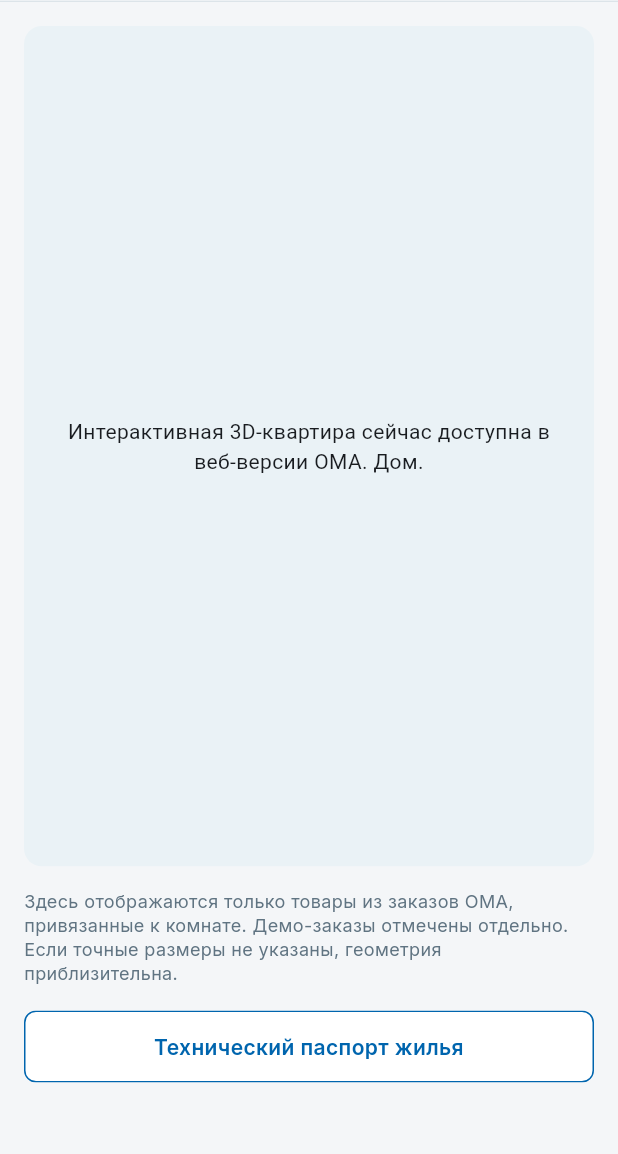
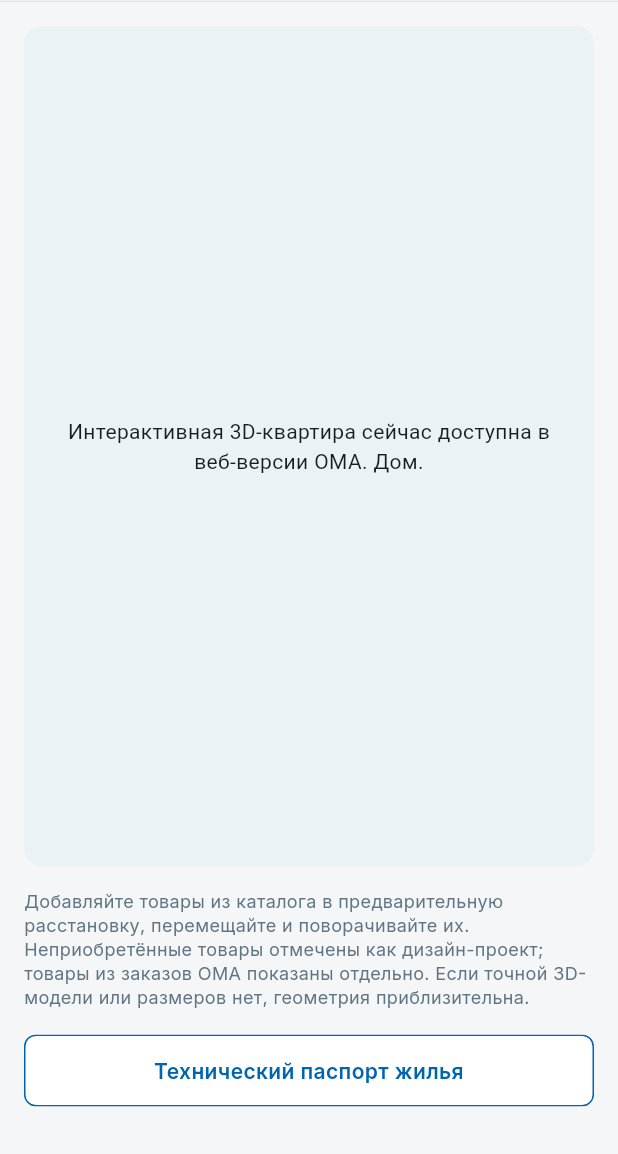
Before and after one commit to evander006/oma_front, a Flutter app: the Room3dScreen widget shown alone on an empty page, opened directly with empty values, on a phone screen of 412 x 824 dp, the part 82-1236 px from its top. Run offline on Flutter 3.47's test engine with Material 3 defaults, Android fonts, the phone set to English and light mode, and no system bars; our stand-ins replace dio, equatable, flutter_bloc, flutter_svg, go_router, google_fonts and 3 more; missing offline and left inert: dart:ui_web; accounts and stored records are empty; network calls fail; project files that could hold a hidden picture were left out.

```diff
--- a/lib/features/room_3d/presentation/room_3d_screen.dart
+++ b/lib/features/room_3d/presentation/room_3d_screen.dart
@@ -37,9 +37,10 @@ class Room3dScreen extends StatelessWidget {
           ),
         ),
         Text(
-          'Здесь отображаются только товары из заказов ОМА, '
-          'привязанные к комнате. Демо-заказы отмечены отдельно. '
-          'Если точные размеры не указаны, геометрия приблизительна.',
+          'Добавляйте товары из каталога в предварительную расстановку, '
+          'перемещайте и поворачивайте их. Неприобретённые товары отмечены '
+          'как дизайн-проект; товары из заказов ОМА показаны отдельно. '
+          'Если точной 3D-модели или размеров нет, геометрия приблизительна.',
           style: OmaType.regular(12, OmaColors.muted),
         ),
         OmaButton(
```
